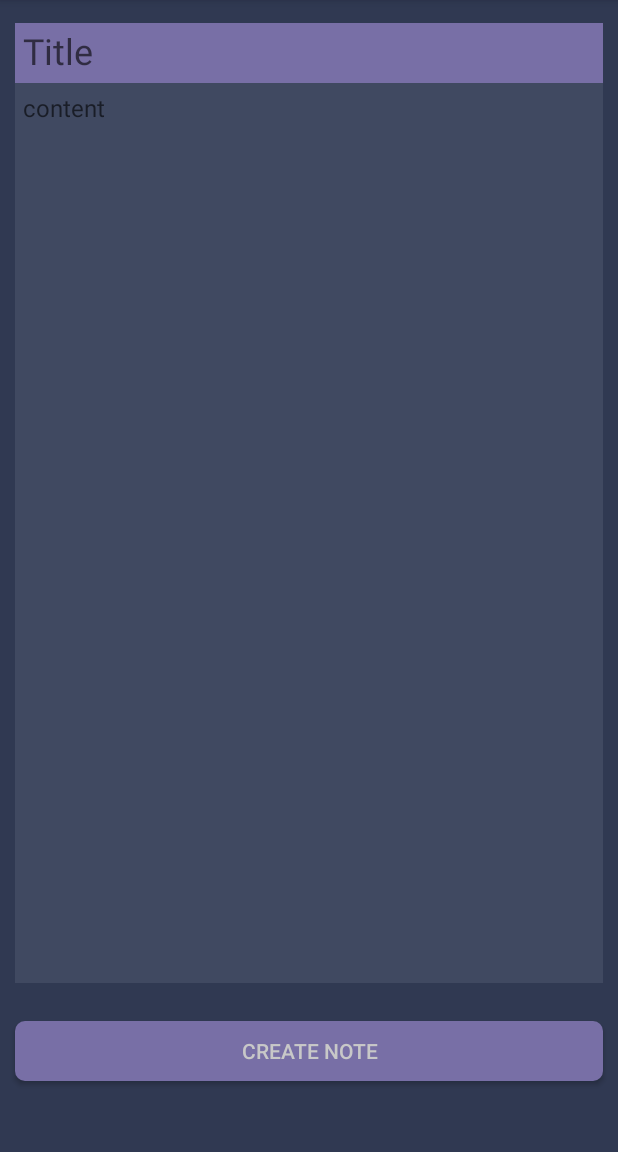
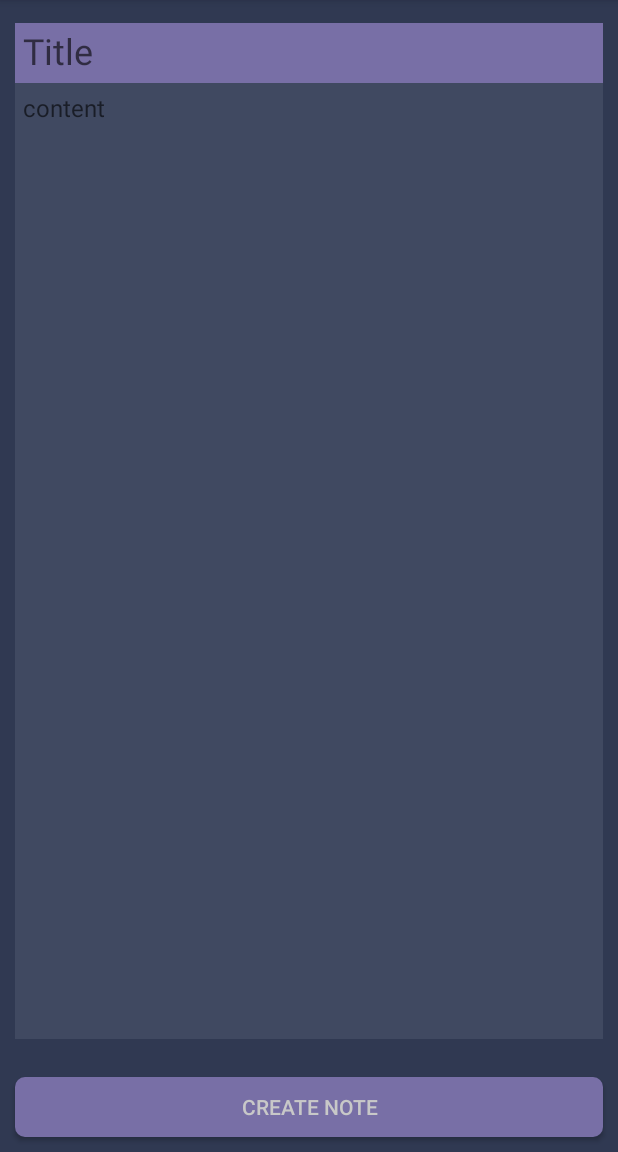
Before and after one commit to ReisMiner/TrackingNotes, an Android app: the writeNote screen opened directly, with no data from a screen before it, on a phone screen of 412 x 824 dp, the part 84-1236 px from its top. Run offline under Robolectric (Android 15) with nearby library versions, the phone set to English and light mode, and no system bars.

Commit message:
layout finished

```diff
--- a/app/src/main/java/xyz/reisminer/trackingnotes/MainActivity.kt
+++ b/app/src/main/java/xyz/reisminer/trackingnotes/MainActivity.kt
@@ -1,15 +1,9 @@
 package xyz.reisminer.trackingnotes
 
 import android.content.Intent
-import android.graphics.Color
-import android.graphics.drawable.ColorDrawable
 import android.os.Bundle
-import android.view.View
-import android.view.ViewParent
-import android.view.Window
 import android.widget.TableLayout
 import android.widget.TableRow
-import android.widget.TextView
 import androidx.appcompat.app.AppCompatActivity
 import androidx.appcompat.widget.AppCompatButton
 
--- a/app/src/main/res/layout/activity_write_note.xml
+++ b/app/src/main/res/layout/activity_write_note.xml
@@ -40,11 +40,12 @@
         <TableRow
             android:id="@+id/SaveTextRow"
             android:layout_width="match_parent"
-            android:layout_height="wrap_content">
+            android:layout_height="0dp"
+            android:layout_weight=".80">
             <EditText
                 android:id="@+id/TextViewSaveText"
                 android:layout_width="match_parent"
-                android:layout_height="600dp"
+                android:layout_height="match_parent"
                 android:background="@color/tileBG"
                 android:hint="content"
                 android:textColor="@color/fontColor"
```
